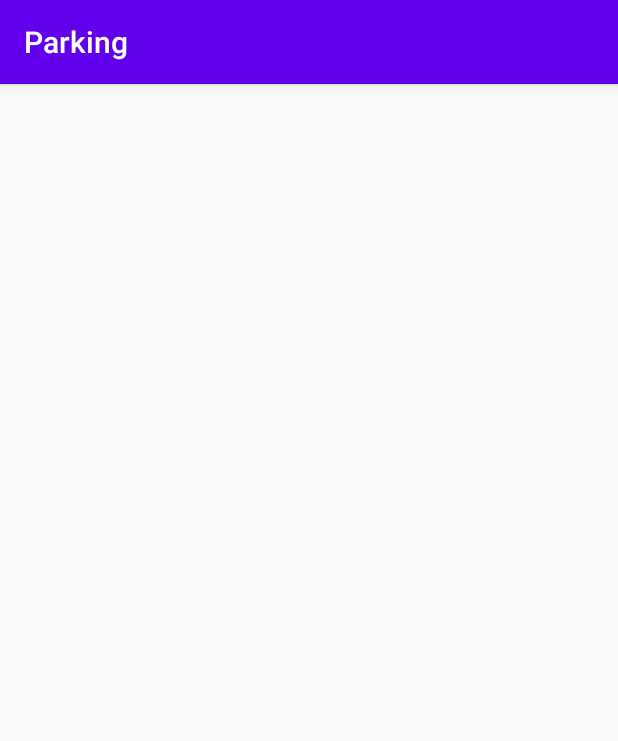
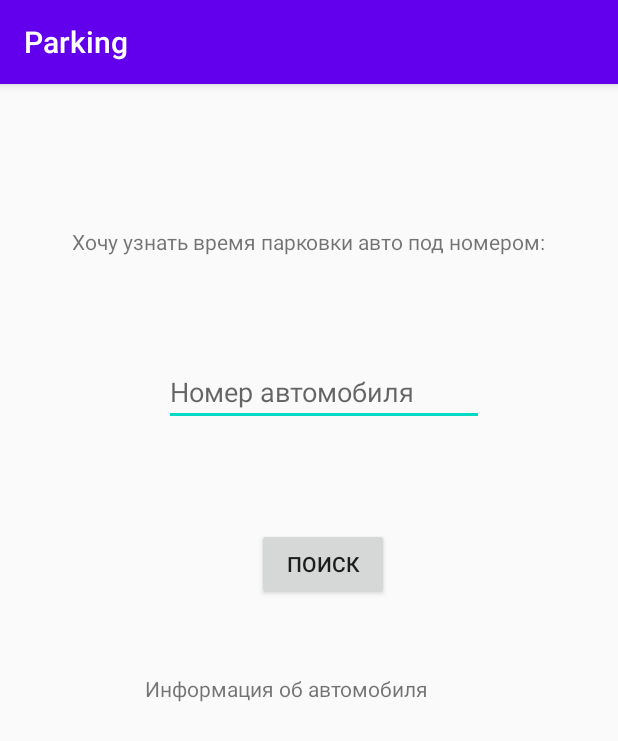
Before and after one commit to Aydarr/Parking, an Android app: the Main2Activity screen opened directly, with no data from a screen before it, on a phone screen of 412 x 824 dp. Shown: the top 741 px of the screen. Run offline under Robolectric (Android 15) with nearby library versions, the phone set to English and light mode, and no system bars; Roboto replaces fonts that are not available here.

Commit message:
added design for finding Car id
base frontend

```diff
--- a/app/src/main/res/layout/activity_main2.xml
+++ b/app/src/main/res/layout/activity_main2.xml
@@ -6,4 +6,56 @@
     android:layout_height="match_parent"
     tools:context=".Main2Activity">
 
+    <TextView
+        android:id="@+id/textView"
+        android:layout_width="wrap_content"
+        android:layout_height="wrap_content"
+        android:text="@string/caridfind"
+        app:layout_constraintBottom_toBottomOf="parent"
+        app:layout_constraintEnd_toEndOf="parent"
+        app:layout_constraintStart_toStartOf="parent"
+        app:layout_constraintTop_toTopOf="parent"
+        app:layout_constraintVertical_bias="0.127" />
+
+    <EditText
+        android:id="@+id/find_carid_editText"
+        android:layout_width="wrap_content"
+        android:layout_height="wrap_content"
+        android:layout_marginTop="68dp"
+        android:autofillHints=""
+        android:ems="10"
+        android:gravity="start|top"
+        android:hint="Номер автомобиля"
+        android:inputType="textMultiLine"
+        app:layout_constraintBottom_toBottomOf="parent"
+        app:layout_constraintEnd_toEndOf="@+id/textView"
+        app:layout_constraintHorizontal_bias="0.6"
+        app:layout_constraintStart_toStartOf="@+id/textView"
+        app:layout_constraintTop_toBottomOf="@+id/textView"
+        app:layout_constraintVertical_bias="0.0" />
+
+    <Button
+        android:id="@+id/button3"
+        android:layout_width="wrap_content"
+        android:layout_height="wrap_content"
+        android:layout_marginTop="68dp"
+        android:text="@string/find"
+        app:layout_constraintBottom_toBottomOf="parent"
+        app:layout_constraintEnd_toEndOf="@+id/find_carid_editText"
+        app:layout_constraintHorizontal_bias="0.496"
+        app:layout_constraintStart_toStartOf="@+id/find_carid_editText"
+        app:layout_constraintTop_toBottomOf="@+id/find_carid_editText"
+        app:layout_constraintVertical_bias="0.0" />
+
+    <TextView
+        android:id="@+id/textView2"
+        android:layout_width="255dp"
+        android:layout_height="193dp"
+        android:text="Информация об автомобиля"
+        app:layout_constraintBottom_toBottomOf="parent"
+        app:layout_constraintEnd_toEndOf="@+id/button3"
+        app:layout_constraintHorizontal_bias="0.448"
+        app:layout_constraintStart_toStartOf="@+id/button3"
+        app:layout_constraintTop_toBottomOf="@+id/button3"
+        app:layout_constraintVertical_bias="0.214" />
 </androidx.constraintlayout.widget.ConstraintLayout>
--- a/app/src/main/res/values/strings.xml
+++ b/app/src/main/res/values/strings.xml
@@ -9,4 +9,6 @@
 
     <string name="hello_first_fragment">Hello first fragment</string>
     <string name="hello_second_fragment">Hello second fragment. Arg: %1$s</string>
+    <string name="caridfind">Хочу узнать время парковки авто под номером:</string>
+    <string name="find">Поиск</string>
 </resources>
--- a/build.gradle
+++ b/build.gradle
@@ -10,7 +10,7 @@ buildscript {
     dependencies {
         classpath 'com.android.tools.build:gradle:3.6.3'
         classpath "org.jetbrains.kotlin:kotlin-gradle-plugin:$kotlin_version"
-        classpath 'com.google.gms:google-services:4.2.0'
+        classpath 'com.google.gms:google-services:4.3.3'
 
         // NOTE: Do not place your application dependencies here; they belong
         // in the individual module build.gradle files
```
